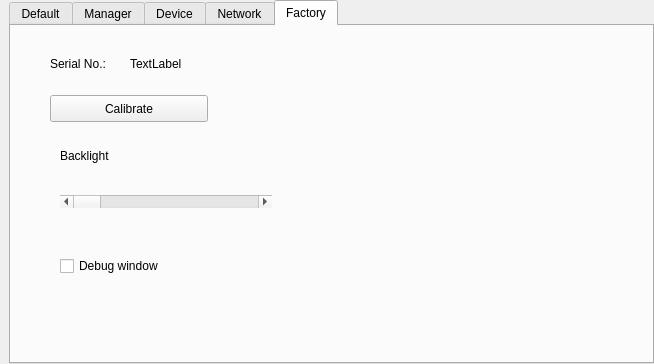
Qt form tank/qsetform.ui (photonlili/Tank) before a commit.
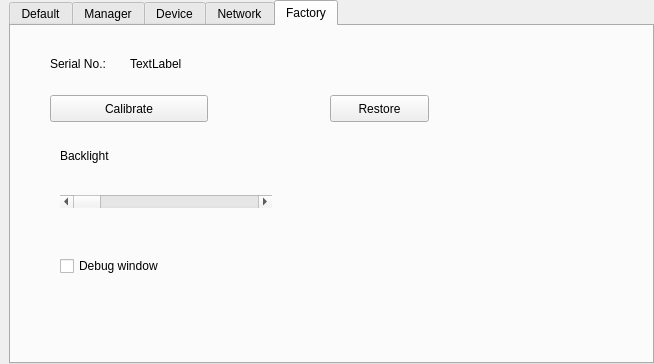
The same form after that commit. The open tabs and pages were chosen to show the change. Custom widgets are drawn as their Qt base class.

Patch:
```diff
--- a/tank/qsetform.ui
+++ b/tank/qsetform.ui
@@ -890,6 +890,19 @@
             <string>TextLabel</string>
            </property>
           </widget>
+          <widget class="QPushButton" name="btnRestore">
+           <property name="geometry">
+            <rect>
+             <x>310</x>
+             <y>60</y>
+             <width>99</width>
+             <height>27</height>
+            </rect>
+           </property>
+           <property name="text">
+            <string>Restore</string>
+           </property>
+          </widget>
          </widget>
          <widget class="QWidget" name="page_2">
           <layout class="QGridLayout" name="gridLayout_8">
```
Left out of the diff: 2 changed lines with no effect on the pictures.
